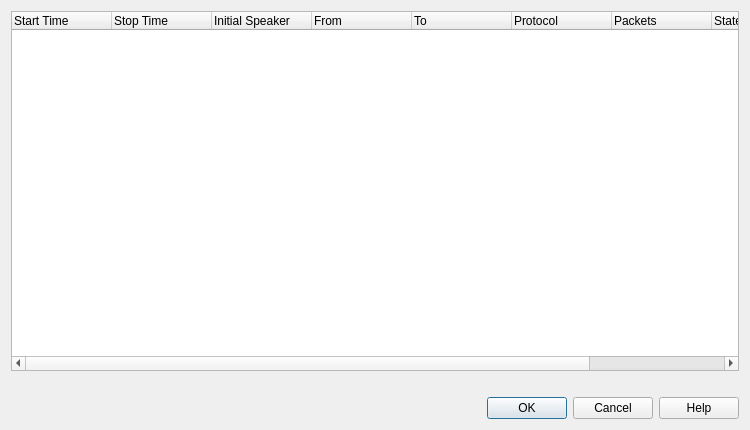
Above: ui/qt/voip_calls_dialog.ui from openthread/wireshark before the change. Below: the same form after it.
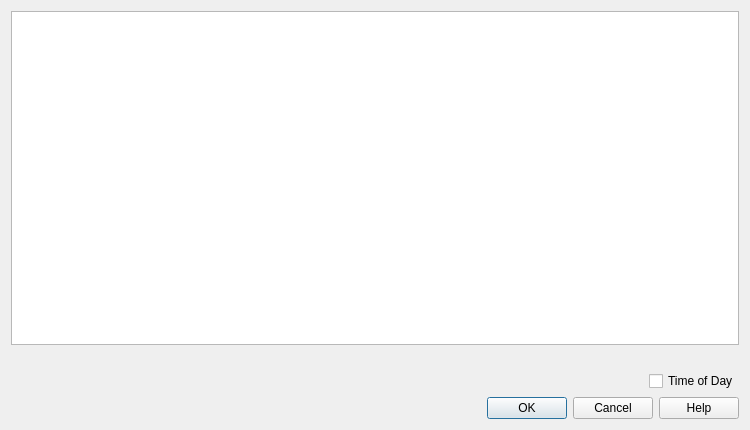
That is the form after the change.

```diff
--- a/ui/qt/voip_calls_dialog.ui
+++ b/ui/qt/voip_calls_dialog.ui
@@ -15,7 +15,7 @@
   </property>
   <layout class="QVBoxLayout" name="verticalLayout">
    <item>
-    <widget class="QTreeWidget" name="callTreeWidget">
+    <widget class="QTreeView" name="callTreeView">
      <property name="selectionMode">
       <enum>QAbstractItemView::ExtendedSelection</enum>
      </property>
@@ -28,51 +28,6 @@
      <property name="itemsExpandable">
       <bool>false</bool>
      </property>
-     <column>
-      <property name="text">
-       <string>Start Time</string>
-      </property>
-     </column>
-     <column>
-      <property name="text">
-       <string>Stop Time</string>
-      </property>
-     </column>
-     <column>
-      <property name="text">
-       <string>Initial Speaker</string>
-      </property>
-     </column>
-     <column>
-      <property name="text">
-       <string>From</string>
-      </property>
-     </column>
-     <column>
-      <property name="text">
-       <string>To</string>
-      </property>
-     </column>
-     <column>
-      <property name="text">
-       <string>Protocol</string>
-      </property>
-     </column>
-     <column>
-      <property name="text">
-       <string>Packets</string>
-      </property>
-     </column>
-     <column>
-      <property name="text">
-       <string>State</string>
-      </property>
-     </column>
-     <column>
-      <property name="text">
-       <string>Comments</string>
-      </property>
-     </column>
     </widget>
    </item>
    <item>
@@ -82,6 +37,30 @@
      </property>
     </widget>
    </item>
+   <item>
+    <layout class="QHBoxLayout" name="horizontalLayout">
+     <item>
+      <spacer name="horizontalSpacer">
+       <property name="orientation">
+        <enum>Qt::Horizontal</enum>
+       </property>
+       <property name="sizeHint" stdset="0">
+        <size>
+         <width>40</width>
+         <height>20</height>
+        </size>
+       </property>
+      </spacer>
+     </item>
+     <item>
+      <widget class="QCheckBox" name="todCheckBox">
+       <property name="text">
+        <string>Time of Day</string>
+       </property>
+      </widget>
+     </item>
+    </layout>
+   </item>
    <item>
     <widget class="QDialogButtonBox" name="buttonBox">
      <property name="orientation">
```
Left out of the diff: 21 changed lines with no effect on the pictures.
